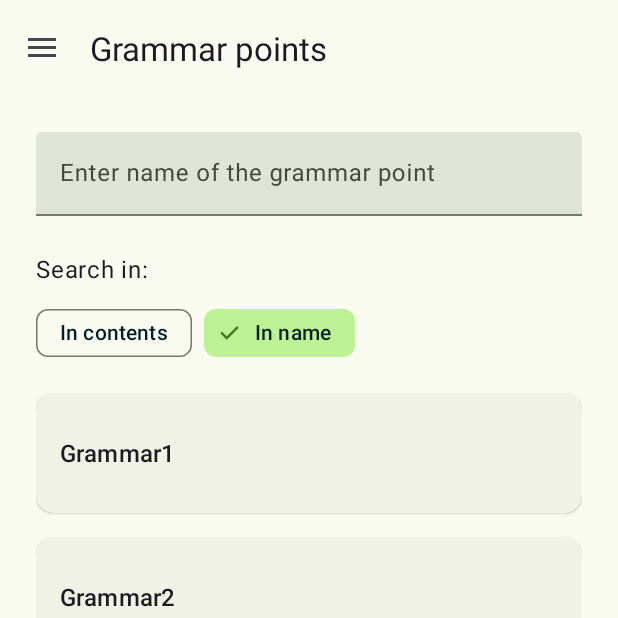
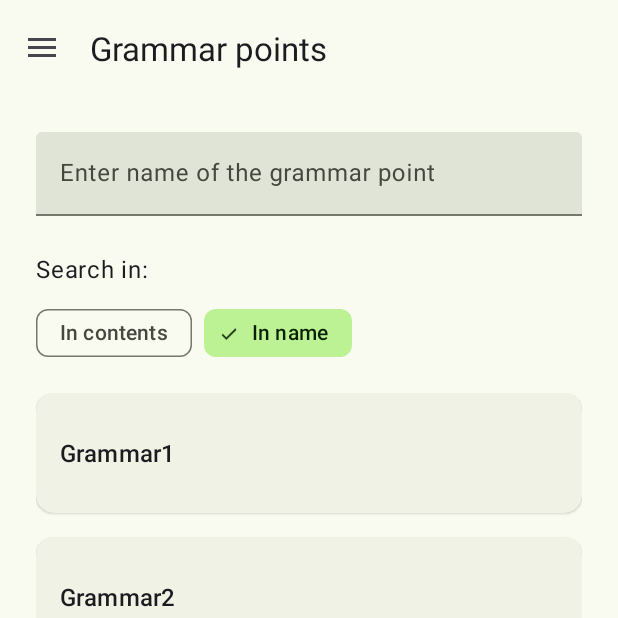
Before and after one commit to Vhhg13/Instruisto, an Android app: the GrammarListFragment screen opened through its navigation route, on a phone screen of 412 x 824 dp, the top half of it. Run offline under Robolectric (Android 15) with nearby library versions, the phone set to English and light mode, and no system bars; our stand-ins replace navigation-ui.

Commit message:
Navigation on the cross button in AuthorizeActivity set up. GrammarListFragment saves state between config changes

```diff
--- a/app/src/main/java/com/example/instruisto/ui/authorization/LogInFragment.kt
+++ b/app/src/main/java/com/example/instruisto/ui/authorization/LogInFragment.kt
@@ -28,7 +28,9 @@ class LogInFragment : Fragment() {
             //view.findNavController().navigate(R.id.action_dest_login_to_dest_profile)
             activity?.finish()
         }
-
+        view.findViewById<Button>(R.id.cross_button).setOnClickListener {
+            activity?.finish()
+        }
         return view
     }
 
--- a/app/src/main/java/com/example/instruisto/ui/authorization/SignUpFragment.kt
+++ b/app/src/main/java/com/example/instruisto/ui/authorization/SignUpFragment.kt
@@ -28,7 +28,9 @@ class SignUpFragment : Fragment() {
         view.findViewById<TextView>(R.id.goto_login_tw).setOnClickListener {
             view.findNavController().navigate(R.id.action_signUpFragment_to_logInFragment)
         }
-
+        view.findViewById<Button>(R.id.cross_button).setOnClickListener {
+            activity?.finish()
+        }
         return view
     }
 
--- a/app/src/main/java/com/example/instruisto/ui/profile/ProfileFragment.kt
+++ b/app/src/main/java/com/example/instruisto/ui/profile/ProfileFragment.kt
@@ -2,6 +2,7 @@ package com.example.instruisto.ui.profile
 
 import android.app.UiModeManager
 import android.content.Context
+import android.content.Intent
 import android.os.Build
 import android.os.Bundle
 import android.util.Log
@@ -14,6 +15,7 @@ import androidx.core.content.edit
 import com.example.instruisto.App
 import com.example.instruisto.R
 import com.example.instruisto.databinding.FragmentProfileBinding
+import com.example.instruisto.ui.authorization.AuthorizeActivity
 
 class ProfileFragment : Fragment() {
     private lateinit var binding: FragmentProfileBinding
@@ -43,6 +45,9 @@ class ProfileFragment : Fragment() {
                 putBoolean("isNight", isNight)
             }
         }
+        binding.signOut.setOnClickListener {
+            startActivity(Intent(requireActivity(), AuthorizeActivity::class.java))
+        }
         return binding.root
     }
 }
--- a/app/src/main/res/layout/fragment_grammar_list.xml
+++ b/app/src/main/res/layout/fragment_grammar_list.xml
@@ -46,21 +46,19 @@
         app:layout_constraintBottom_toTopOf="@+id/recycler">
 
         <com.google.android.material.chip.Chip
+            android:id="@+id/in_contents_chip"
             android:layout_width="wrap_content"
             android:layout_height="wrap_content"
             android:text="@string/word_in_contents"
-            android:checkable="true"
-            app:checkedIconEnabled="true"
-            app:checkedIcon="@drawable/check_24px"/>
+            style="@style/Widget.Material3.Chip.Filter"/>
 
         <com.google.android.material.chip.Chip
+            android:id="@+id/in_name_chip"
             android:layout_width="wrap_content"
             android:layout_height="wrap_content"
             android:text="@string/word_in_gpoint_name"
-            android:checkable="true"
-            android:checked="true"
-            app:checkedIconEnabled="true"
-            app:checkedIcon="@drawable/check_24px"/>
+            style="@style/Widget.Material3.Chip.Filter"
+            android:checked="true"/>
 
     </com.google.android.material.chip.ChipGroup>
 
--- a/app/src/main/res/layout/fragment_log_in.xml
+++ b/app/src/main/res/layout/fragment_log_in.xml
@@ -77,7 +77,7 @@
             android:id="@+id/password1_et"
             android:layout_width="match_parent"
             android:layout_height="wrap_content"
-            android:inputType="textPassword"
+            android:fontFamily="@font/flowcircular_regular"
             android:hint="@string/password_hint" />
     </com.google.android.material.textfield.TextInputLayout>
 
--- a/app/src/main/res/layout/fragment_sign_up.xml
+++ b/app/src/main/res/layout/fragment_sign_up.xml
@@ -77,7 +77,7 @@
             android:id="@+id/password1_et"
             android:layout_width="match_parent"
             android:layout_height="wrap_content"
-            android:inputType="textPassword"
+            android:fontFamily="@font/flowcircular_regular"
             android:hint="@string/password_hint" />
     </com.google.android.material.textfield.TextInputLayout>
 
@@ -96,8 +96,9 @@
             android:id="@+id/password2_et"
             android:layout_width="match_parent"
             android:layout_height="wrap_content"
-            android:inputType="textPassword"
+            android:fontFamily="@font/flowcircular_regular"
             android:hint="@string/password_again_hint" />
+<!--        android:inputType="textPassword"-->
     </com.google.android.material.textfield.TextInputLayout>
 
     <Button
--- a/app/src/main/res/values/strings.xml
+++ b/app/src/main/res/values/strings.xml
@@ -62,4 +62,5 @@
     <string name="word_correct">Correct!</string>
     <string name="sample_correct_answer">Correct answer:\nA b c d e f</string>
     <string name="word_incorrect">Incorrect!</string>
+    <string name="word_sign_out">Sign out</string>
 </resources>
```
Also changed, not shown: app/src/main/java/com/example/instruisto/ui/grammarlist/GrammarListFragment.kt (+11 -0 lines), app/src/main/res/layout/fragment_profile.xml (+11 -0 lines), app/src/main/res/layout/layout_flashcards_for_today.xml (+3 -9 lines), app/src/main/res/layout/layout_lesson_card.xml (+2 -12 lines), app/src/main/res/values/themes.xml (+11 -0 lines).
